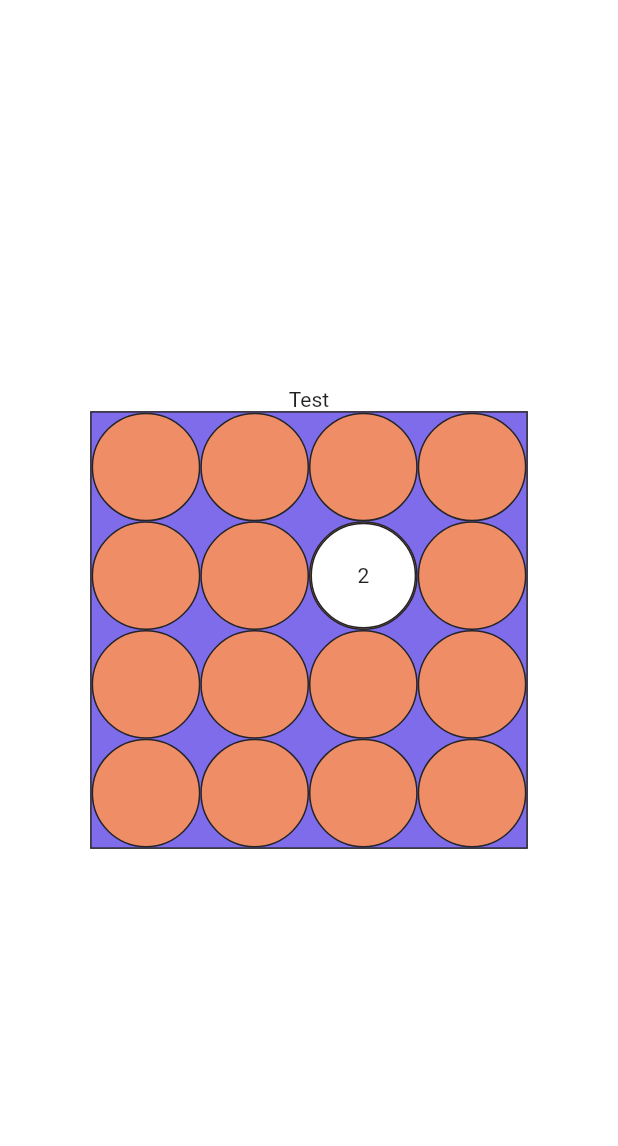
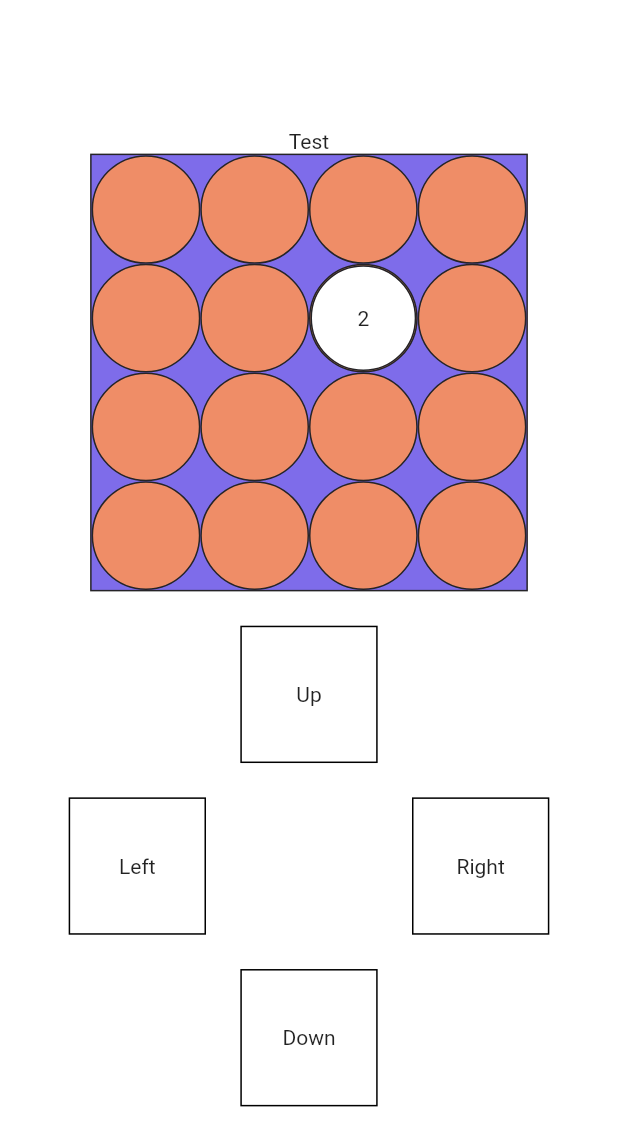
Before and after one commit to include9it/flutter_mini_games, a Flutter app: the screen it shows after launch, on a phone screen of 412 x 824 dp. Shown: the top 1146 px of the screen. Run offline on Flutter 3.47's test engine with Material 2 defaults, Android fonts, the phone set to English and light mode, and no system bars; our stand-ins replace bloc, flutter_bloc, freezed_annotation, logger.

Commit message:
added logger added screen direction control buttons
code refactor

```diff
--- a/lib/main.dart
+++ b/lib/main.dart
@@ -5,6 +5,8 @@ import 'package:flutter_mini_games/app_state/theme/get_theme_data.dart';
 import 'package:flutter_mini_games/screens/play_screen/play_screen.dart';
 
 void main() {
+  // Logger.level = Level.nothing; // TODO uncomment and change level if needed
+
   runApp(const MyApp());
 }
 
--- a/lib/screens/play_screen/play_screen.dart
+++ b/lib/screens/play_screen/play_screen.dart
@@ -1,7 +1,9 @@
 import 'package:flutter/cupertino.dart';
 import 'package:flutter_bloc/flutter_bloc.dart';
+import 'package:flutter_mini_games/config/visual.dart';
 import 'package:flutter_mini_games/screens/play_screen/blocs/play_screen_cubit.dart';
 import 'package:flutter_mini_games/screens/play_screen/widgets/play_board.dart';
+import 'package:flutter_mini_games/screens/play_screen/widgets/play_control_buttons.dart';
 import 'package:flutter_mini_games/widgets/play_scaffold/play_scaffold.dart';
 
 class PlayScreen extends StatelessWidget {
@@ -19,9 +21,13 @@ class PlayScreen extends StatelessWidget {
         child: Center(
           child: Column(
             mainAxisAlignment: MainAxisAlignment.center,
-            children: const [
-              Text('Test'),
-              PlayBoard(),
+            children: [
+              const Text('Test'),
+              const PlayBoard(),
+              SizedBox(
+                height: relativeToDesignPixels(20),
+              ),
+              const PlayControlButtons(),
             ],
           ),
         ),
--- /dev/null
+++ b/lib/screens/play_screen/widgets/play_control_buttons.dart
@@ -0,0 +1,78 @@
+import 'package:flutter/cupertino.dart';
+import 'package:flutter/material.dart';
+import 'package:flutter_bloc/flutter_bloc.dart';
+import 'package:flutter_mini_games/config/visual.dart';
+import 'package:flutter_mini_games/screens/play_screen/widgets/blocs/play_board_cubit.dart';
+import 'package:flutter_mini_games/screens/play_screen/widgets/blocs/play_board_state.dart';
+
+class PlayControlButtons extends StatelessWidget {
+  const PlayControlButtons({Key? key}) : super(key: key);
+
+  @override
+  Widget build(BuildContext context) {
+    return BlocProvider(
+      create: (context) => PlayBoardCubit(),
+      child: BlocBuilder<PlayBoardCubit, PlayBoardState>(
+        builder: (context, state) {
+          final PlayBoardCubit playBoardCubit = context.read<PlayBoardCubit>();
+
+          return Column(
+            mainAxisAlignment: MainAxisAlignment.center,
+            children: [
+              InkWell(
+                onTap: () => playBoardCubit.swipeUp(),
+                child: Container(
+                  height: relativeToDesignPixels(80),
+                  width: relativeToDesignPixels(80),
+                  decoration: BoxDecoration(border: Border.all()),
+                  child: Center(child: Text('Up')),
+                ),
+              ),
+              SizedBox(
+                height: relativeToDesignPixels(20),
+              ),
+              Row(
+                mainAxisAlignment: MainAxisAlignment.center,
+                children: [
+                  InkWell(
+                    onTap: () => playBoardCubit.swipeLeft(),
+                    child: Container(
+                      height: relativeToDesignPixels(80),
+                      width: relativeToDesignPixels(80),
+                      decoration: BoxDecoration(border: Border.all()),
+                      child: Center(child: Text('Left')),
+                    ),
+                  ),
+                  SizedBox(
+                    width: relativeToDesignPixels(120),
+                  ),
+                  InkWell(
+                    onTap: () => playBoardCubit.swipeRight(),
+                    child: Container(
+                      height: relativeToDesignPixels(80),
+                      width: relativeToDesignPixels(80),
+                      decoration: BoxDecoration(border: Border.all()),
+                      child: Center(child: Text('Right')),
+                    ),
+                  ),
+                ],
+              ),
+              SizedBox(
+                height: relativeToDesignPixels(20),
+              ),
+              InkWell(
+                onTap: () => playBoardCubit.swipeDown(),
+                child: Container(
+                  height: relativeToDesignPixels(80),
+                  width: relativeToDesignPixels(80),
+                  decoration: BoxDecoration(border: Border.all()),
+                  child: Center(child: Text('Down')),
+                ),
+              ),
+            ],
+          );
+        },
+      ),
+    );
+  }
+}
--- a/lib/services/2048/helpers/print_helper.dart
+++ b/lib/services/2048/helpers/print_helper.dart
@@ -1,3 +1,5 @@
+import 'package:flutter_mini_games/services/helpers/log_helper.dart';
+
 void printGrid({required List<List<int?>> grid}) {
   grid.forEach((row) => printRow(row: row));
 }
@@ -7,5 +9,5 @@ void printRow({required List<int?> row}) {
 }
 
 void printLn(Object data) {
-  print('$data\n');
+  getLoggerByName('Global').d('$data\n');
 }
--- a/lib/services/2048/play_2048_controller.dart
+++ b/lib/services/2048/play_2048_controller.dart
@@ -1,4 +1,3 @@
-import 'package:flutter_mini_games/services/2048/helpers/print_helper.dart';
 import 'package:flutter_mini_games/services/2048/play_2048_transition.dart';
 
 class Play2048Controller {
--- a/lib/services/2048/play_2048_generator.dart
+++ b/lib/services/2048/play_2048_generator.dart
@@ -1,11 +1,11 @@
-import 'package:flutter_mini_games/services/2048/helpers/print_helper.dart';
 import 'package:flutter_mini_games/services/2048/play_2048_randomizer.dart';
+import 'package:flutter_mini_games/services/helpers/log_helper.dart';
 
 List<List<int?>> generateEmptyGrid({
   int rows = 4,
   int columns = 4,
 }) {
-  printLn('generate empty grid\n');
+  getLoggerByName('Global').d('generate empty grid');
 
   return List.generate(
     rows,
@@ -19,7 +19,7 @@ List<List<int?>> generateEmptyGrid({
 }
 
 List<List<int?>> generateInitialGrid() {
-  printLn('generating initial grid...\n');
+  getLoggerByName('Global').d('generating initial grid...');
 
   List<List<int?>> emptyGrid = generateEmptyGrid();
   return RandomHelper().putRandomLocation(grid: emptyGrid);
--- a/lib/services/2048/play_2048_randomizer.dart
+++ b/lib/services/2048/play_2048_randomizer.dart
@@ -1,9 +1,12 @@
 import 'dart:math';
 
 import 'package:flutter_mini_games/services/2048/helpers/print_helper.dart';
+import 'package:flutter_mini_games/services/helpers/log_helper.dart';
+import 'package:logger/logger.dart';
 
 class RandomHelper {
   final Random _random = Random();
+  final Logger _logger = getLogger(T: RandomHelper);
 
   int _randomSimpleBlock() => _random.nextInt(2) == 0 ? 2 : 4;
 
@@ -12,7 +15,7 @@ class RandomHelper {
   List<List<int?>> putRandomLocation({
     required List<List<int?>> grid,
   }) {
-    printLn('randomize initial number\n');
+    _logger.d('randomize initial number');
 
     List<List<int?>> updatedGrid = [];
 
--- a/lib/services/2048/play_2048_transition.dart
+++ b/lib/services/2048/play_2048_transition.dart
@@ -1,6 +1,10 @@
 import 'package:flutter_mini_games/services/2048/helpers/print_helper.dart';
+import 'package:flutter_mini_games/services/helpers/log_helper.dart';
+import 'package:logger/logger.dart';
 
 class Play2048Transition {
+  final Logger _logger = getLogger(T: Play2048Transition);
+
   List<int?> _fusion({
     int? firstCell,
     int? secondCell,
@@ -56,7 +60,7 @@ class Play2048Transition {
   List<List<int?>> moveRight({
     required List<List<int?>> grid,
   }) {
-    printLn('move grid right\n\n');
+    _logger.d('move grid right');
 
     final List<List<int?>> updatedGrid = [];
 
```
Also changed, not shown: lib/screens/play_screen/widgets/blocs/play_board_cubit.dart (+16 -15 lines), lib/services/helpers/log_helper.dart (added, +22 -0 lines).
